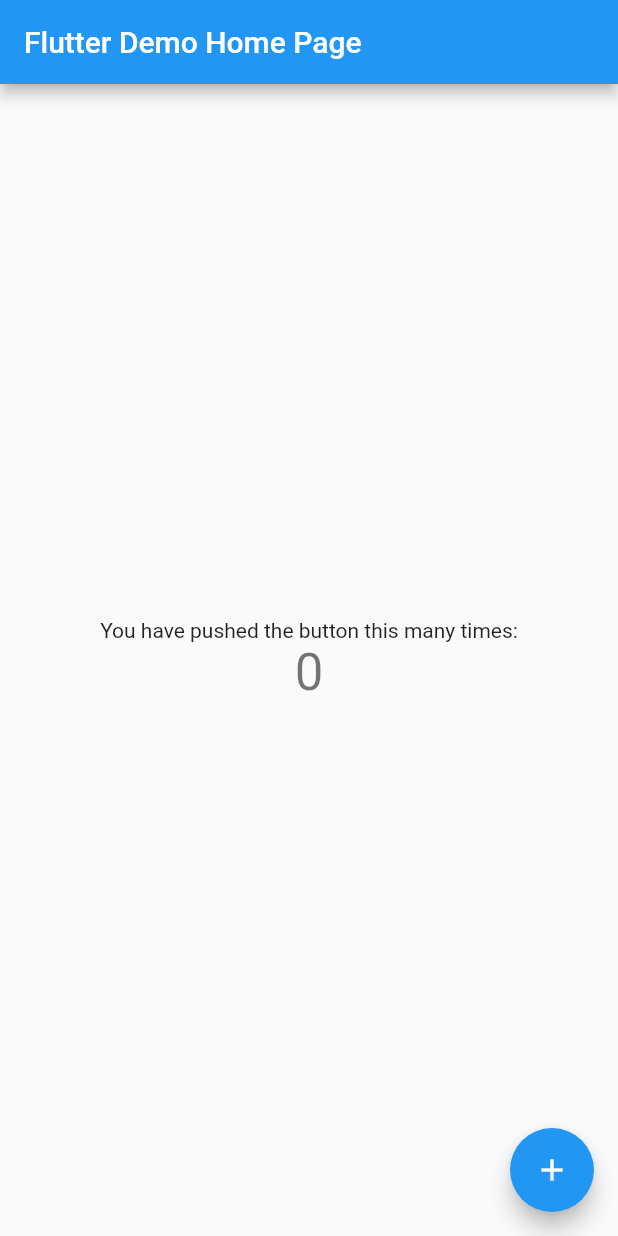
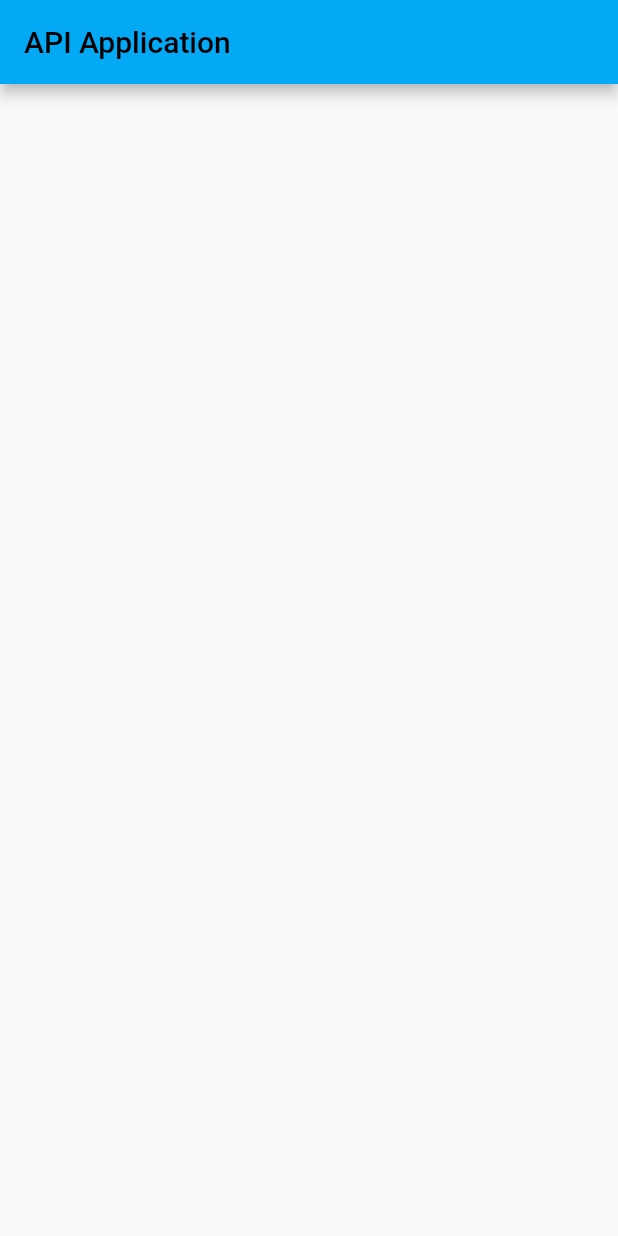
Before and after one commit to hamzasiddiqui97/restApiBasics, a Flutter app: the screen it shows after launch, on a phone screen of 412 x 824 dp. Run offline on Flutter 3.47's test engine with Material 2 defaults, Android fonts, the phone set to English and light mode, and no system bars.

Commit message:
setting up project

```diff
--- /dev/null
+++ b/lib/home_screen.dart
@@ -0,0 +1,17 @@
+import 'package:flutter/material.dart';
+
+class HomeScreen extends StatefulWidget {
+  const HomeScreen({super.key});
+
+  @override
+  State<HomeScreen> createState() => _HomeScreenState();
+}
+
+class _HomeScreenState extends State<HomeScreen> {
+  @override
+  Widget build(BuildContext context) {
+    return Scaffold(
+      appBar: AppBar(title: const Text("API Application")),
+    );
+  }
+}
--- a/lib/main.dart
+++ b/lib/main.dart
@@ -1,4 +1,6 @@
 import 'package:flutter/material.dart';
+
+import 'home_screen.dart';
 
 void main() {
   runApp(const MyApp());
@@ -22,94 +24,9 @@ class MyApp extends StatelessWidget {
         // or simply save your changes to "hot reload" in a Flutter IDE).
         // Notice that the counter didn't reset back to zero; the application
         // is not restarted.
-        primarySwatch: Colors.blue,
+        primarySwatch: Colors.lightBlue,
       ),
-      home: const MyHomePage(title: 'Flutter Demo Home Page'),
+      home: const HomeScreen(),
     );
   }
 }
-
-class MyHomePage extends StatefulWidget {
-  const MyHomePage({super.key, required this.title});
-
-  // This widget is the home page of your application. It is stateful, meaning
-  // that it has a State object (defined below) that contains fields that affect
-  // how it looks.
-
-  // This class is the configuration for the state. It holds the values (in this
-  // case the title) provided by the parent (in this case the App widget) and
-  // used by the build method of the State. Fields in a Widget subclass are
-  // always marked "final".
-
-  final String title;
-
-  @override
-  State<MyHomePage> createState() => _MyHomePageState();
-}
-
-class _MyHomePageState extends State<MyHomePage> {
-  int _counter = 0;
-
-  void _incrementCounter() {
-    setState(() {
-      // This call to setState tells the Flutter framework that something has
-      // changed in this State, which causes it to rerun the build method below
-      // so that the display can reflect the updated values. If we changed
-      // _counter without calling setState(), then the build method would not be
-      // called again, and so nothing would appear to happen.
-      _counter++;
-    });
-  }
-
-  @override
-  Widget build(BuildContext context) {
-    // This method is rerun every time setState is called, for instance as done
-    // by the _incrementCounter method above.
-    //
-    // The Flutter framework has been optimized to make rerunning build methods
-    // fast, so that you can just rebuild anything that needs updating rather
-    // than having to individually change instances of widgets.
-    return Scaffold(
-      appBar: AppBar(
-        // Here we take the value from the MyHomePage object that was created by
-        // the App.build method, and use it to set our appbar title.
-        title: Text(widget.title),
-      ),
-      body: Center(
-        // Center is a layout widget. It takes a single child and positions it
-        // in the middle of the parent.
-        child: Column(
-          // Column is also a layout widget. It takes a list of children and
-          // arranges them vertically. By default, it sizes itself to fit its
-          // children horizontally, and tries to be as tall as its parent.
-          //
-          // Invoke "debug painting" (press "p" in the console, choose the
-          // "Toggle Debug Paint" action from the Flutter Inspector in Android
-          // Studio, or the "Toggle Debug Paint" command in Visual Studio Code)
-          // to see the wireframe for each widget.
-          //
-          // Column has various properties to control how it sizes itself and
-          // how it positions its children. Here we use mainAxisAlignment to
-          // center the children vertically; the main axis here is the vertical
-          // axis because Columns are vertical (the cross axis would be
-          // horizontal).
-          mainAxisAlignment: MainAxisAlignment.center,
-          children: <Widget>[
-            const Text(
-              'You have pushed the button this many times:',
-            ),
-            Text(
-              '$_counter',
-              style: Theme.of(context).textTheme.headline4,
-            ),
-          ],
-        ),
-      ),
-      floatingActionButton: FloatingActionButton(
-        onPressed: _incrementCounter,
-        tooltip: 'Increment',
-        child: const Icon(Icons.add),
-      ), // This trailing comma makes auto-formatting nicer for build methods.
-    );
-  }
-}
--- a/pubspec.yaml
+++ b/pubspec.yaml
@@ -36,6 +36,7 @@ dependencies:
   # The following adds the Cupertino Icons font to your application.
   # Use with the CupertinoIcons class for iOS style icons.
   cupertino_icons: ^1.0.2
+  http: ^0.13.5
 
 dev_dependencies:
   flutter_test:
```
Also changed, not shown: pubspec.lock.
